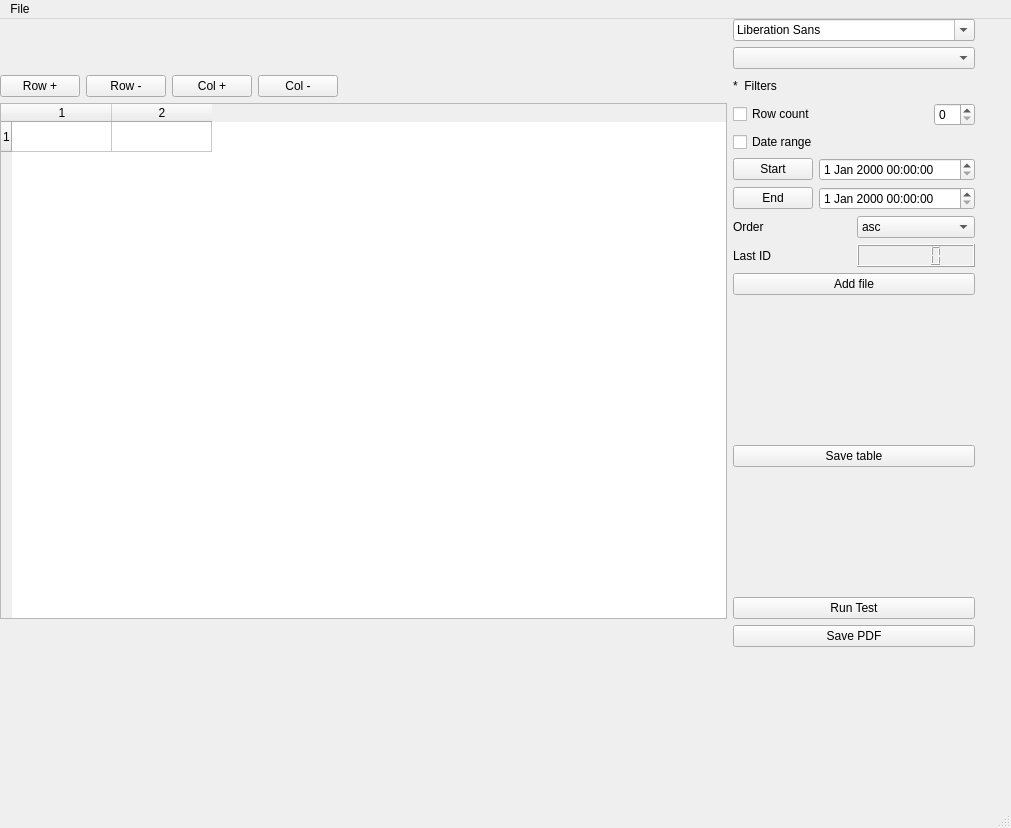
Before: the Qt Designer form documentwindow.ui in StronglogicSolutions/ky_gui, drawn with Qt 5.
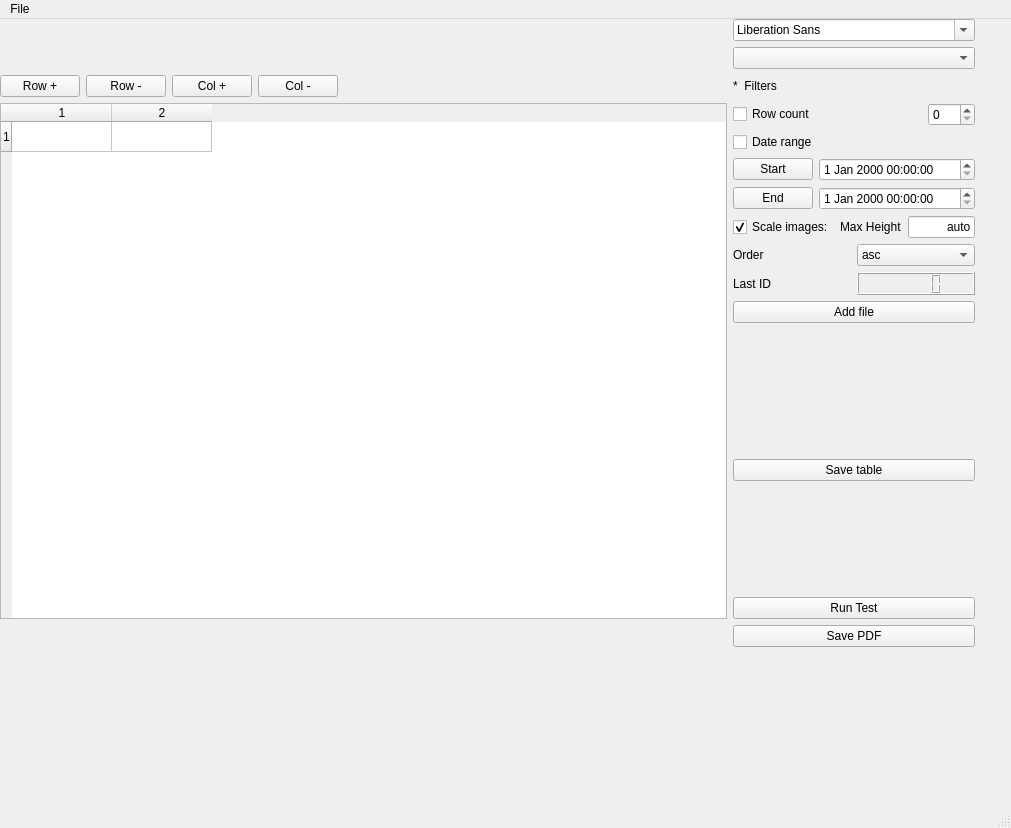
After: the same form once the commit is applied. Icons and pictures are not drawn.

Commit message: ability to scale images improved svg output

Patch:
```diff
--- a/documentwindow.ui
+++ b/documentwindow.ui
@@ -36,7 +36,11 @@
           </widget>
          </item>
          <item>
-          <widget class="QSpinBox" name="rowCount"/>
+          <widget class="QSpinBox" name="rowCount">
+           <property name="maximum">
+            <number>999</number>
+           </property>
+          </widget>
          </item>
         </layout>
        </item>
@@ -101,6 +105,37 @@
            </item>
           </layout>
          </item>
+         <item>
+          <layout class="QHBoxLayout" name="horizontalLayout_9">
+           <item>
+            <widget class="QCheckBox" name="scaleImages">
+             <property name="text">
+              <string>Scale images:</string>
+             </property>
+             <property name="checked">
+              <bool>true</bool>
+             </property>
+            </widget>
+           </item>
+           <item>
+            <widget class="QLabel" name="label_2">
+             <property name="text">
+              <string>Max Height</string>
+             </property>
+            </widget>
+           </item>
+           <item>
+            <widget class="QLineEdit" name="imageHeight">
+             <property name="text">
+              <string>auto</string>
+             </property>
+             <property name="alignment">
+              <set>Qt::AlignRight|Qt::AlignTrailing|Qt::AlignVCenter</set>
+             </property>
+            </widget>
+           </item>
+          </layout>
+         </item>
         </layout>
        </item>
        <item>
```
The commit also changes 2 other files.
